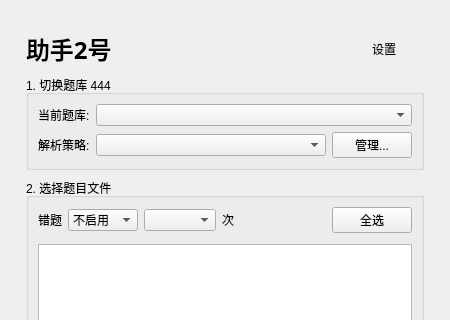
Above: pages/HomePage.ui from Iviesever/Helper-02 before the change; both pictures show x 0 to 450 and y 0 to 320 of the 450 by 800 pixel window. Below: the same form after it.
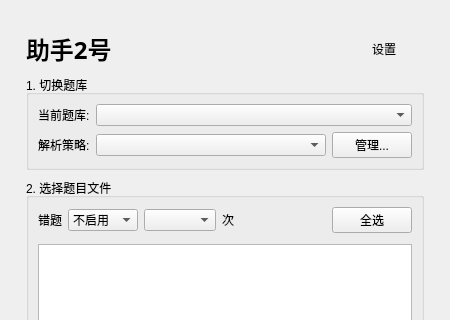
That is the form after the change.

```diff
--- a/pages/HomePage.ui
+++ b/pages/HomePage.ui
@@ -80,7 +80,7 @@
        <item>
         <widget class="QGroupBox" name="groupBox_Repo">
          <property name="title">
-          <string>1. 切换题库 444</string>
+          <string>1. 切换题库</string>
          </property>
          <layout class="QVBoxLayout" name="verticalLayout_Repo">
           <item>
```
